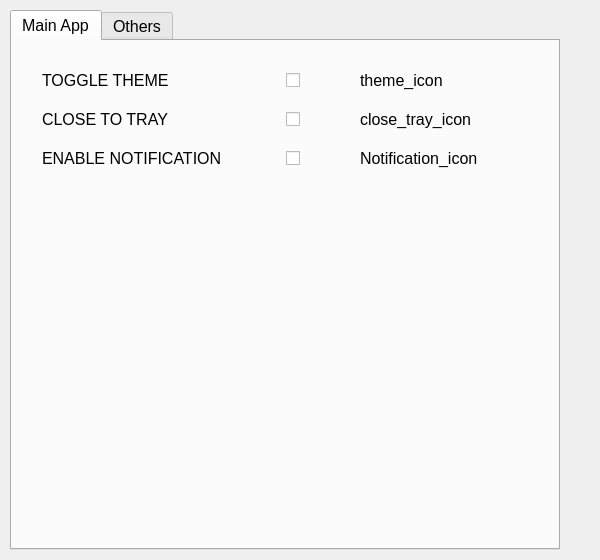
This is src/ui_files/settings.ui in rakshith111/Time-Stack as Qt 5 draws it before an edit. The edited form follows.
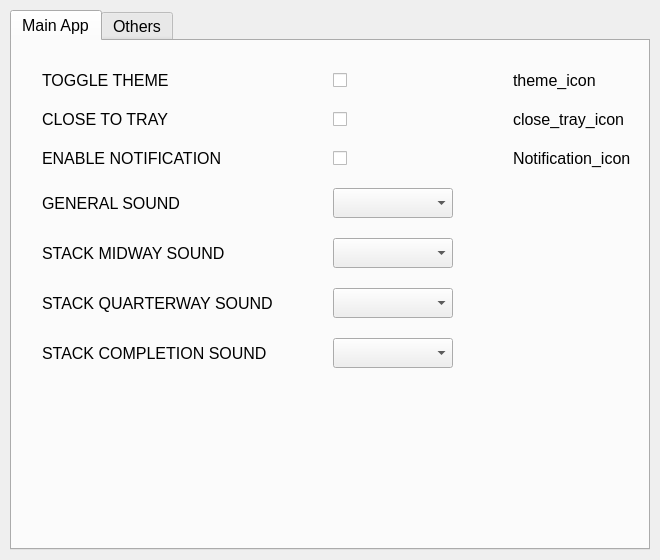
This is the edited form.

Commit message: Update settings ui to include sounds Add sounds

```diff
--- a/src/ui_files/settings.ui
+++ b/src/ui_files/settings.ui
@@ -6,19 +6,19 @@
    <rect>
     <x>0</x>
     <y>0</y>
-    <width>600</width>
+    <width>660</width>
     <height>560</height>
    </rect>
   </property>
   <property name="minimumSize">
    <size>
-    <width>600</width>
-    <height>550</height>
+    <width>630</width>
+    <height>560</height>
    </size>
   </property>
   <property name="maximumSize">
    <size>
-    <width>600</width>
+    <width>660</width>
     <height>560</height>
    </size>
   </property>
@@ -38,19 +38,19 @@
     <rect>
      <x>10</x>
      <y>10</y>
-     <width>550</width>
+     <width>640</width>
      <height>540</height>
     </rect>
    </property>
    <property name="minimumSize">
     <size>
-     <width>550</width>
+     <width>610</width>
      <height>540</height>
     </size>
    </property>
    <property name="maximumSize">
     <size>
-     <width>430</width>
+     <width>640</width>
      <height>540</height>
     </size>
    </property>
@@ -66,11 +66,11 @@
       <rect>
        <x>10</x>
        <y>10</y>
-       <width>501</width>
+       <width>649</width>
        <height>481</height>
       </rect>
      </property>
-     <layout class="QGridLayout" name="main_app_layout" rowstretch="10,0,0">
+     <layout class="QGridLayout" name="main_app_layout" rowstretch="10,0,0,0,0,0,0">
       <property name="sizeConstraint">
        <enum>QLayout::SetFixedSize</enum>
       </property>
@@ -92,26 +92,6 @@
       <property name="verticalSpacing">
        <number>20</number>
       </property>
-      <item row="0" column="1">
-       <widget class="QCheckBox" name="theme_toggle_placeholder">
-        <property name="layoutDirection">
-         <enum>Qt::LeftToRight</enum>
-        </property>
-        <property name="styleSheet">
-         <string notr="true"/>
-        </property>
-       </widget>
-      </item>
-      <item row="1" column="2">
-       <widget class="QLabel" name="close_icon_placeholder">
-        <property name="layoutDirection">
-         <enum>Qt::LeftToRight</enum>
-        </property>
-        <property name="text">
-         <string>close_tray_icon</string>
-        </property>
-       </widget>
-      </item>
       <item row="0" column="0">
        <widget class="QLabel" name="theme_toggle_label">
         <property name="text">
@@ -126,19 +106,6 @@
         </property>
        </widget>
       </item>
-      <item row="1" column="1">
-       <widget class="QCheckBox" name="close_to_tray_placeholder"/>
-      </item>
-      <item row="0" column="2">
-       <widget class="QLabel" name="theme_icon_placeholder">
-        <property name="layoutDirection">
-         <enum>Qt::LeftToRight</enum>
-        </property>
-        <property name="text">
-         <string>theme_icon</string>
-        </property>
-       </widget>
-      </item>
       <item row="2" column="0">
        <widget class="QLabel" name="notification_label">
         <property name="text">
@@ -146,6 +113,19 @@
         </property>
        </widget>
       </item>
+      <item row="0" column="2">
+       <widget class="QLabel" name="theme_icon_placeholder">
+        <property name="layoutDirection">
+         <enum>Qt::LeftToRight</enum>
+        </property>
+        <property name="text">
+         <string>theme_icon</string>
+        </property>
+       </widget>
+      </item>
+      <item row="1" column="1">
+       <widget class="QCheckBox" name="close_to_tray_placeholder"/>
+      </item>
       <item row="2" column="1">
        <widget class="QCheckBox" name="notification_placeholder"/>
       </item>
@@ -159,6 +139,124 @@
         </property>
        </widget>
       </item>
+      <item row="0" column="1">
+       <widget class="QCheckBox" name="theme_toggle_placeholder">
+        <property name="layoutDirection">
+         <enum>Qt::LeftToRight</enum>
+        </property>
+        <property name="styleSheet">
+         <string notr="true"/>
+        </property>
+       </widget>
+      </item>
+      <item row="1" column="2">
+       <widget class="QLabel" name="close_icon_placeholder">
+        <property name="layoutDirection">
+         <enum>Qt::LeftToRight</enum>
+        </property>
+        <property name="text">
+         <string>close_tray_icon</string>
+        </property>
+       </widget>
+      </item>
+      <item row="3" column="0">
+       <widget class="QLabel" name="general_notification_label">
+        <property name="text">
+         <string>GENERAL SOUND</string>
+        </property>
+       </widget>
+      </item>
+      <item row="5" column="0">
+       <widget class="QLabel" name="quarterly_notification_label">
+        <property name="text">
+         <string>STACK QUARTERWAY SOUND</string>
+        </property>
+       </widget>
+      </item>
+      <item row="5" column="1">
+       <widget class="QComboBox" name="quarterly_notification_sound">
+        <property name="minimumSize">
+         <size>
+          <width>120</width>
+          <height>30</height>
+         </size>
+        </property>
+        <property name="maximumSize">
+         <size>
+          <width>120</width>
+          <height>30</height>
+         </size>
+        </property>
+       </widget>
+      </item>
+      <item row="3" column="1">
+       <widget class="QComboBox" name="general_notification_sound">
+        <property name="minimumSize">
+         <size>
+          <width>120</width>
+          <height>30</height>
+         </size>
+        </property>
+        <property name="maximumSize">
+         <size>
+          <width>120</width>
+          <height>30</height>
+         </size>
+        </property>
+       </widget>
+      </item>
+      <item row="4" column="1">
+       <widget class="QComboBox" name="midway_notification_sound">
+        <property name="minimumSize">
+         <size>
+          <width>120</width>
+          <height>30</height>
+         </size>
+        </property>
+        <property name="maximumSize">
+         <size>
+          <width>120</width>
+          <height>30</height>
+         </size>
+        </property>
+        <property name="sizeIncrement">
+         <size>
+          <width>0</width>
+          <height>30</height>
+         </size>
+        </property>
+       </widget>
+      </item>
+      <item row="4" column="0">
+       <widget class="QLabel" name="midway_notification_label">
+        <property name="text">
+         <string>STACK MIDWAY SOUND</string>
+        </property>
+       </widget>
+      </item>
+      <item row="6" column="0">
+       <widget class="QLabel" name="end_notification_label">
+        <property name="text">
+         <string>STACK COMPLETION SOUND</string>
+        </property>
+       </widget>
+      </item>
+      <item row="6" column="1">
+       <widget class="QComboBox" name="end_notification_sound">
+        <property name="minimumSize">
+         <size>
+          <width>120</width>
+          <height>30</height>
+         </size>
+        </property>
+        <property name="maximumSize">
+         <size>
+          <width>120</width>
+          <height>30</height>
+         </size>
+        </property>
+       </widget>
+      </item>
      </layout>
     </widget>
    </widget>
```
The commit also changes 11 other files.
